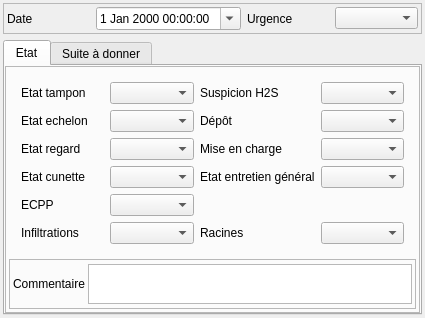
Old version of the form Lamia/iface/qgiswidget/tools/toolprepro/base3_urbandrainage/lamiabase_ud_observation_tool_ui.ui in the repository Artelia/Lamia.
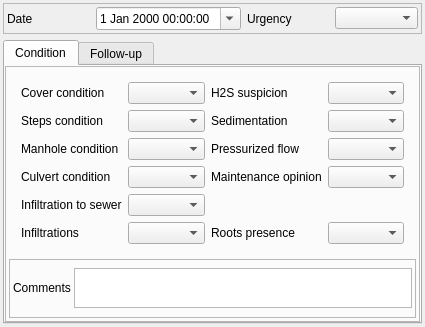
New version of the form. Icons and pictures are not drawn.

The edit to the form file:
```diff
--- a/Lamia/iface/qgiswidget/tools/toolprepro/base3_urbandrainage/lamiabase_ud_observation_tool_ui.ui
+++ b/Lamia/iface/qgiswidget/tools/toolprepro/base3_urbandrainage/lamiabase_ud_observation_tool_ui.ui
@@ -7,7 +7,7 @@
     <x>0</x>
     <y>0</y>
     <width>425</width>
-    <height>300</height>
+    <height>327</height>
    </rect>
   </property>
   <property name="windowTitle">
@@ -64,7 +64,7 @@
       <item row="0" column="2">
        <widget class="QLabel" name="label_5">
         <property name="text">
-         <string>Urgence</string>
+         <string>Urgency</string>
         </property>
        </widget>
       </item>
@@ -81,7 +81,7 @@
      </property>
      <widget class="QWidget" name="tab">
       <attribute name="title">
-       <string>Etat</string>
+       <string>Condition</string>
       </attribute>
       <layout class="QVBoxLayout" name="verticalLayout_4">
        <property name="leftMargin">
@@ -204,7 +204,10 @@
                   <item row="3" column="2">
                    <widget class="QLabel" name="label_18">
                     <property name="text">
-                     <string>Etat entretien général</string>
+                     <string>Maintenance opinion</string>
+                    </property>
+                    <property name="wordWrap">
+                     <bool>true</bool>
                     </property>
                    </widget>
                   </item>
@@ -213,12 +216,18 @@
                     <property name="text">
                      <string>Infiltrations</string>
                     </property>
+                    <property name="wordWrap">
+                     <bool>true</bool>
+                    </property>
                    </widget>
                   </item>
                   <item row="4" column="0">
                    <widget class="QLabel" name="label_10">
                     <property name="text">
-                     <string>ECPP</string>
+                     <string>Infiltration to sewer</string>
+                    </property>
+                    <property name="wordWrap">
+                     <bool>true</bool>
                     </property>
                    </widget>
                   </item>
@@ -228,7 +237,10 @@
                   <item row="0" column="0">
                    <widget class="QLabel" name="label_11">
                     <property name="text">
-                     <string>Etat tampon</string>
+                     <string>Cover condition</string>
+                    </property>
+                    <property name="wordWrap">
+                     <bool>true</bool>
                     </property>
                    </widget>
                   </item>
@@ -238,14 +250,20 @@
                   <item row="1" column="0">
                    <widget class="QLabel" name="label_12">
                     <property name="text">
-                     <string>Etat echelon</string>
+                     <string>Steps condition</string>
+                    </property>
+                    <property name="wordWrap">
+                     <bool>true</bool>
                     </property>
                    </widget>
                   </item>
                   <item row="3" column="0">
                    <widget class="QLabel" name="label_13">
                     <property name="text">
-                     <string>Etat cunette</string>
+                     <string>Culvert condition</string>
+                    </property>
+                    <property name="wordWrap">
+                     <bool>true</bool>
                     </property>
                    </widget>
                   </item>
@@ -255,7 +273,10 @@
                   <item row="2" column="0">
                    <widget class="QLabel" name="label_14">
                     <property name="text">
-                     <string>Etat regard</string>
+                     <string>Manhole condition</string>
+                    </property>
+                    <property name="wordWrap">
+                     <bool>true</bool>
                     </property>
                    </widget>
                   </item>
@@ -268,7 +289,10 @@
                   <item row="0" column="2">
                    <widget class="QLabel" name="label_15">
                     <property name="text">
-                     <string>Suspicion H2S</string>
+                     <string>H2S suspicion</string>
+                    </property>
+                    <property name="wordWrap">
+                     <bool>true</bool>
                     </property>
                    </widget>
                   </item>
@@ -278,7 +302,10 @@
                   <item row="1" column="2">
                    <widget class="QLabel" name="label_16">
                     <property name="text">
-                     <string>Dépôt</string>
+                     <string>Sedimentation</string>
+                    </property>
+                    <property name="wordWrap">
+                     <bool>true</bool>
                     </property>
                    </widget>
                   </item>
@@ -288,7 +315,10 @@
                   <item row="2" column="2">
                    <widget class="QLabel" name="label_17">
                     <property name="text">
-                     <string>Mise en charge</string>
+                     <string>Pressurized flow</string>
+                    </property>
+                    <property name="wordWrap">
+                     <bool>true</bool>
                     </property>
                    </widget>
                   </item>
@@ -304,7 +334,10 @@
                   <item row="5" column="2">
                    <widget class="QLabel" name="label_26">
                     <property name="text">
-                     <string>Racines</string>
+                     <string>Roots presence</string>
+                    </property>
+                    <property name="wordWrap">
+                     <bool>true</bool>
                     </property>
                    </widget>
                   </item>
@@ -426,7 +459,7 @@
              <item row="1" column="0">
               <widget class="QLabel" name="label_7">
                <property name="text">
-                <string>Commentaire</string>
+                <string>Comments</string>
                </property>
               </widget>
              </item>
@@ -456,7 +489,7 @@
      </widget>
      <widget class="QWidget" name="tab_2">
       <attribute name="title">
-       <string>Suite à donner</string>
+       <string>Follow-up</string>
       </attribute>
       <layout class="QVBoxLayout" name="verticalLayout_5">
        <property name="leftMargin">
```
Left out of the diff: 28 changed lines with no effect on the pictures.
